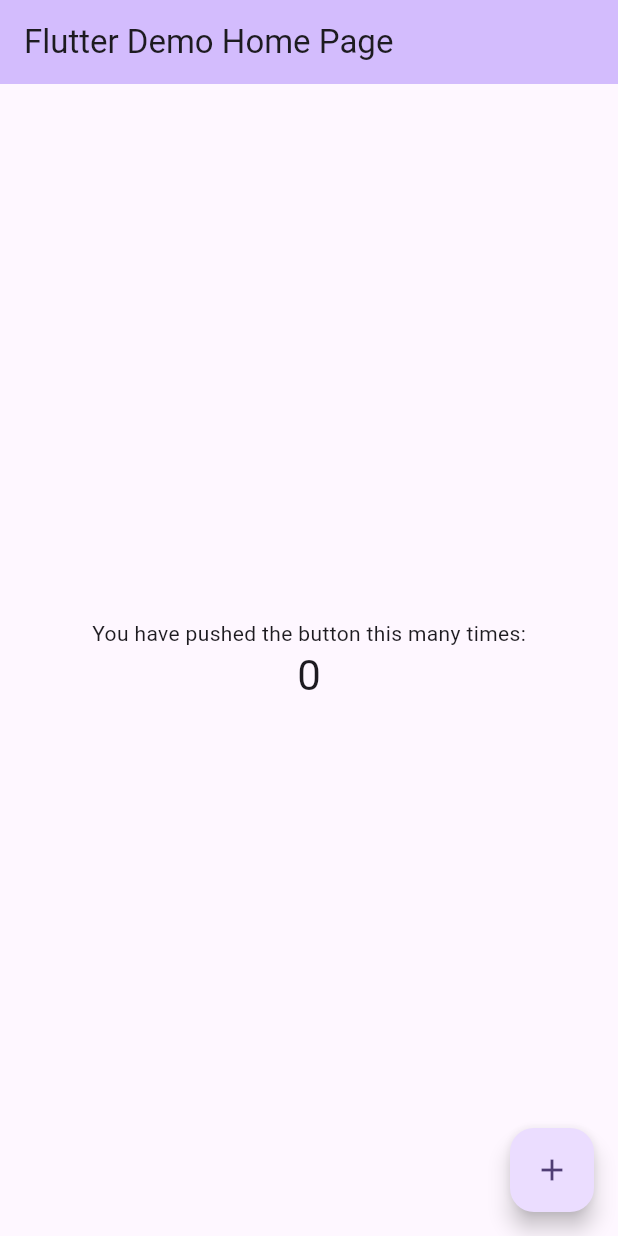
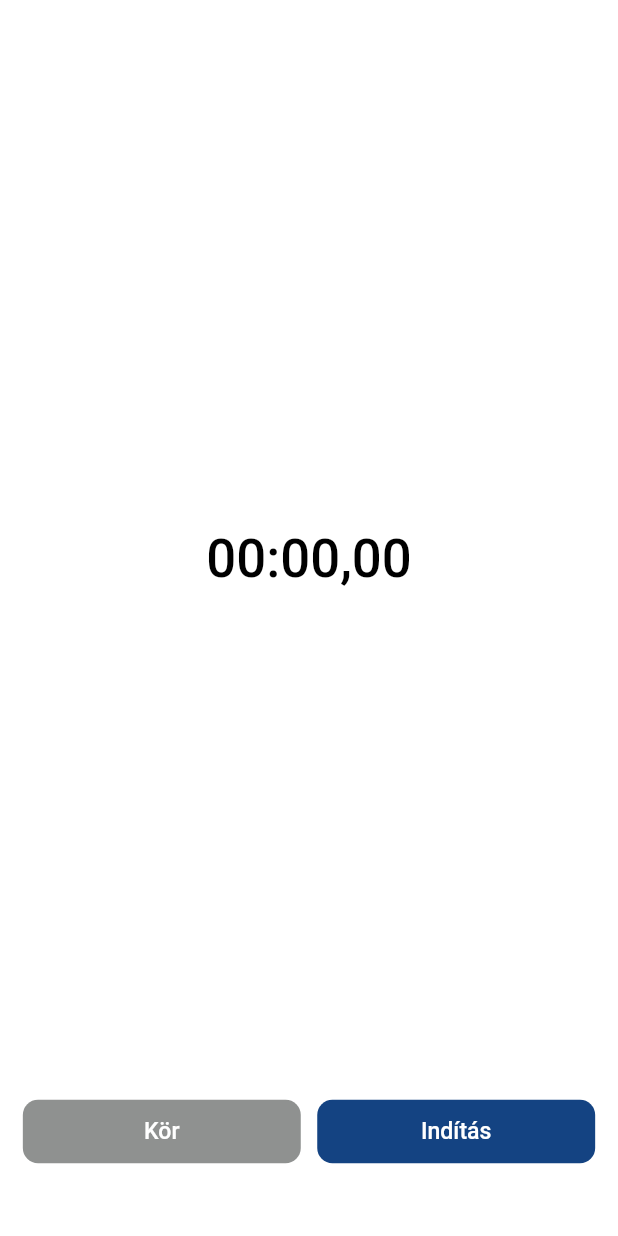
Before and after one commit to szunyogh/stopwatch, a Flutter app: the screen it shows after launch, on a phone screen of 412 x 824 dp. Run offline on Flutter 3.47's test engine with Material 3 defaults, Android fonts, the phone set to English and light mode, and no system bars; our stand-ins replace auto_route, flutter_riverpod, flutter_screenutil.

Commit message:
feat: refactor application structure and implement themes, routing, and error handling

```diff
--- /dev/null
+++ b/lib/application.dart
@@ -0,0 +1,31 @@
+import 'package:flutter/material.dart';
+import 'package:flutter_riverpod/flutter_riverpod.dart';
+import 'package:flutter_screenutil/flutter_screenutil.dart';
+import 'package:stopwatch/core/router.dart';
+import 'package:stopwatch/ui/theme/dark_theme.dart';
+import 'package:stopwatch/ui/theme/light_theme.dart';
+
+class Application extends ConsumerStatefulWidget {
+  const Application({super.key});
+  @override
+  ConsumerState<ConsumerStatefulWidget> createState() => _ApplicationState();
+}
+
+class _ApplicationState extends ConsumerState<Application> {
+  @override
+  Widget build(BuildContext context) {
+    return ScreenUtilInit(
+      designSize: const Size(375, 812),
+      builder: (context, _) {
+        return MaterialApp.router(
+          title: 'Próba Stopper',
+          theme: appLightTheme,
+          darkTheme: appDarkTheme,
+          debugShowCheckedModeBanner: false,
+          routerConfig: ref.read(appRouterProvider).config(),
+          builder: (context, child) => child ?? Container(),
+        );
+      },
+    );
+  }
+}
--- /dev/null
+++ b/lib/core/app_exception.dart
@@ -0,0 +1,10 @@
+class AppException implements Exception {
+  final String message;
+
+  AppException([this.message = 'System error']);
+
+  @override
+  String toString() {
+    return message;
+  }
+}
--- /dev/null
+++ b/lib/core/router.dart
@@ -0,0 +1,24 @@
+import 'package:auto_route/auto_route.dart';
+import 'package:flutter_riverpod/flutter_riverpod.dart';
+import 'package:stopwatch/core/router.gr.dart';
+
+final appRouterProvider = Provider((ref) => AppRouter(ref));
+
+@AutoRouterConfig(replaceInRouteName: 'Screen|Page,Route')
+class AppRouter extends RootStackRouter {
+  Ref ref;
+  AppRouter(this.ref);
+
+  @override
+  RouteType get defaultRouteType => const RouteType.cupertino();
+
+  @override
+  List<AutoRoute> get routes => [
+        AutoRoute(
+          type: const RouteType.adaptive(),
+          page: HomeRoute.page,
+          initial: true,
+          path: '/',
+        ),
+      ];
+}
--- a/lib/main.dart
+++ b/lib/main.dart
@@ -1,125 +1,9 @@
 import 'package:flutter/material.dart';
+import 'package:flutter_riverpod/flutter_riverpod.dart';
+import 'package:stopwatch/application.dart';
 
-void main() {
-  runApp(const MyApp());
+void main() async {
+  WidgetsFlutterBinding.ensureInitialized();
+
+  runApp(const ProviderScope(child: Application()));
 }
-
-class MyApp extends StatelessWidget {
-  const MyApp({super.key});
-
-  // This widget is the root of your application.
-  @override
-  Widget build(BuildContext context) {
-    return MaterialApp(
-      title: 'Flutter Demo',
-      theme: ThemeData(
-        // This is the theme of your application.
-        //
-        // TRY THIS: Try running your application with "flutter run". You'll see
-        // the application has a purple toolbar. Then, without quitting the app,
-        // try changing the seedColor in the colorScheme below to Colors.green
-        // and then invoke "hot reload" (save your changes or press the "hot
-        // reload" button in a Flutter-supported IDE, or press "r" if you used
-        // the command line to start the app).
-        //
-        // Notice that the counter didn't reset back to zero; the application
-        // state is not lost during the reload. To reset the state, use hot
-        // restart instead.
-        //
-        // This works for code too, not just values: Most code changes can be
-        // tested with just a hot reload.
-        colorScheme: ColorScheme.fromSeed(seedColor: Colors.deepPurple),
-        useMaterial3: true,
-      ),
-      home: const MyHomePage(title: 'Flutter Demo Home Page'),
-    );
-  }
-}
-
-class MyHomePage extends StatefulWidget {
-  const MyHomePage({super.key, required this.title});
-
-  // This widget is the home page of your application. It is stateful, meaning
-  // that it has a State object (defined below) that contains fields that affect
-  // how it looks.
-
-  // This class is the configuration for the state. It holds the values (in this
-  // case the title) provided by the parent (in this case the App widget) and
-  // used by the build method of the State. Fields in a Widget subclass are
-  // always marked "final".
-
-  final String title;
-
-  @override
-  State<MyHomePage> createState() => _MyHomePageState();
-}
-
-class _MyHomePageState extends State<MyHomePage> {
-  int _counter = 0;
-
-  void _incrementCounter() {
-    setState(() {
-      // This call to setState tells the Flutter framework that something has
-      // changed in this State, which causes it to rerun the build method below
-      // so that the display can reflect the updated values. If we changed
-      // _counter without calling setState(), then the build method would not be
-      // called again, and so nothing would appear to happen.
-      _counter++;
-    });
-  }
-
-  @override
-  Widget build(BuildContext context) {
-    // This method is rerun every time setState is called, for instance as done
-    // by the _incrementCounter method above.
-    //
-    // The Flutter framework has been optimized to make rerunning build methods
-    // fast, so that you can just rebuild anything that needs updating rather
-    // than having to individually change instances of widgets.
-    return Scaffold(
-      appBar: AppBar(
-        // TRY THIS: Try changing the color here to a specific color (to
-        // Colors.amber, perhaps?) and trigger a hot reload to see the AppBar
-        // change color while the other colors stay the same.
-        backgroundColor: Theme.of(context).colorScheme.inversePrimary,
-        // Here we take the value from the MyHomePage object that was created by
-        // the App.build method, and use it to set our appbar title.
-        title: Text(widget.title),
-      ),
-      body: Center(
-        // Center is a layout widget. It takes a single child and positions it
-        // in the middle of the parent.
-        child: Column(
-          // Column is also a layout widget. It takes a list of children and
-          // arranges them vertically. By default, it sizes itself to fit its
-          // children horizontally, and tries to be as tall as its parent.
-          //
-          // Column has various properties to control how it sizes itself and
-          // how it positions its children. Here we use mainAxisAlignment to
-          // center the children vertically; the main axis here is the vertical
-          // axis because Columns are vertical (the cross axis would be
-          // horizontal).
-          //
-          // TRY THIS: Invoke "debug painting" (choose the "Toggle Debug Paint"
-          // action in the IDE, or press "p" in the console), to see the
-          // wireframe for each widget.
-          mainAxisAlignment: MainAxisAlignment.center,
-          children: <Widget>[
-            const Text(
-              'You have pushed the button this many times:',
-            ),
-            Text(
-              '$_counter',
-              style: Theme.of(context).textTheme.headlineMedium,
-            ),
-          ],
-        ),
-      ),
-      floatingActionButton: FloatingActionButton(
-        onPressed: _incrementCounter,
-        tooltip: 'Increment',
-        child: const Icon(Icons.add),
-      ), // This trailing comma makes auto-formatting nicer for build methods.
-    );
-  }
-}
--- /dev/null
+++ b/lib/ui/page/home.dart
@@ -0,0 +1,49 @@
+import 'package:auto_route/auto_route.dart';
+import 'package:flutter/material.dart';
+import 'package:flutter_riverpod/flutter_riverpod.dart';
+import 'package:flutter_screenutil/flutter_screenutil.dart';
+
+@RoutePage()
+class HomePage extends ConsumerStatefulWidget {
+  const HomePage({super.key});
+  @override
+  ConsumerState<ConsumerStatefulWidget> createState() => _HomePageState();
+}
+
+class _HomePageState extends ConsumerState<HomePage> {
+  @override
+  Widget build(BuildContext context) {
+    return Scaffold(
+      body: Padding(
+        padding: const EdgeInsets.all(15.0).r,
+        child: Column(
+          children: [
+            Expanded(
+              child: Center(
+                child: Text('00:00,00', style: Theme.of(context).textTheme.headlineLarge),
+              ),
+            ),
+            Row(
+              children: [
+                Expanded(
+                  child: TextButton(
+                    onPressed: null,
+                    child: const Text('Kör'),
+                  ),
+                ),
+                SizedBox(width: 10.w),
+                Expanded(
+                  child: TextButton(
+                    onPressed: () {},
+                    child: const Text('Indítás'),
+                  ),
+                ),
+              ],
+            ),
+            SizedBox(height: 30.h),
+          ],
+        ),
+      ),
+    );
+  }
+}
--- /dev/null
+++ b/lib/ui/theme/color.dart
@@ -0,0 +1,27 @@
+import 'dart:ui';
+
+const Color primaryColor = Color(0xFF144382);
+const Color primaryColorDark = Color(0xFF0B0F0E);
+const Color primaryColorLight = Color(0xFFF6F6F6);
+const Color purpule = Color(0xFF402863);
+const Color green = Color(0xFF45B27C);
+const Color green2 = Color(0xFF38C793);
+const Color blue = Color(0xFF2F78EE);
+const Color blue1 = Color(0xFF009DAB);
+const Color blu2 = Color(0xFFA0AEC0);
+const Color blu3 = Color(0xFFCBD5E0);
+const Color blue4 = Color(0xFF144382);
+const Color blue5 = Color(0xFF101C2E);
+const Color white = Color(0xFFFFFFFF);
+const Color black = Color(0xFF000000);
+const Color black2 = Color(0xFF050606);
+const Color black3 = Color(0xFF0A0E0D);
+const Color black4 = Color(0xFF030303);
+const Color black400 = Color(0xFF3C3F3E);
+const Color grey = Color(0xFF999999);
+const Color grey2 = Color(0xFF8F9190);
+const Color red = Color(0xFFdb4437);
+const Color red2 = Color(0xFFDF1C41);
+const Color orange = Color(0xFFF17B2C);
+const Color pink2 = Color(0xFFFF2366);
+const Color pink = Color(0xFFe1026c);
--- /dev/null
+++ b/lib/ui/theme/dark_theme.dart
@@ -0,0 +1,148 @@
+import 'package:flutter/material.dart';
+import 'package:flutter_screenutil/flutter_screenutil.dart';
+import 'package:stopwatch/ui/theme/color.dart';
+
+final appDarkTheme = ThemeData(brightness: Brightness.dark).copyWith(
+  scaffoldBackgroundColor: primaryColorDark,
+  primaryColor: primaryColor,
+  primaryColorDark: primaryColorDark,
+  primaryColorLight: primaryColorLight,
+  colorScheme: ColorScheme.dark(
+    primary: white.withOpacity(.5),
+    primaryContainer: primaryColorLight,
+    secondary: green,
+    secondaryContainer: green2,
+    surface: primaryColorDark,
+    background: primaryColorDark,
+    error: red,
+  ),
+  textTheme: TextTheme(
+    bodyLarge: TextStyle(color: white, fontSize: 16.sp, fontWeight: FontWeight.w500),
+    bodyMedium: TextStyle(color: white, fontSize: 16.sp, fontWeight: FontWeight.w500),
+    bodySmall: TextStyle(color: white, fontSize: 12.sp, fontWeight: FontWeight.w400),
+    headlineLarge: TextStyle(color: white, fontSize: 32.sp, fontWeight: FontWeight.w500),
+    headlineSmall: TextStyle(color: white, fontSize: 18.sp, fontWeight: FontWeight.w700),
+    headlineMedium: TextStyle(color: white, fontSize: 24.sp, fontWeight: FontWeight.w500),
+  ),
+  textButtonTheme: TextButtonThemeData(
+    style: ButtonStyle(
+      foregroundColor: WidgetStateProperty.all(white),
+      backgroundColor: WidgetStateProperty.resolveWith((states) {
+        if (states.contains(WidgetState.disabled)) {
+          return grey;
+        }
+        return primaryColor;
+      }),
+      shape: WidgetStateProperty.all(
+        RoundedRectangleBorder(borderRadius: BorderRadius.circular(10).r),
+      ),
+      iconColor: WidgetStatePropertyAll(white),
+      padding: WidgetStateProperty.all(
+        const EdgeInsets.symmetric(vertical: 12, horizontal: 24).r,
+      ),
+      textStyle: WidgetStateProperty.all(
+        TextStyle(fontSize: 14.sp, fontWeight: FontWeight.w500),
+      ),
+    ),
+  ),
+  outlinedButtonTheme: OutlinedButtonThemeData(
+    style: ButtonStyle(
+      foregroundColor: WidgetStateProperty.all(white),
+      padding: WidgetStateProperty.all(const EdgeInsets.symmetric(vertical: 15, horizontal: 24).r),
+      textStyle: WidgetStateProperty.all(TextStyle(fontSize: 14.sp, fontWeight: FontWeight.w500)),
+    ),
+  ),
+  iconTheme: IconThemeData(color: primaryColorLight),
+  iconButtonTheme: IconButtonThemeData(
+    style: ButtonStyle(
+      foregroundColor: WidgetStateProperty.all(white),
+      maximumSize: WidgetStateProperty.all(Size(54.w, 54.w)),
+      padding: WidgetStateProperty.all(const EdgeInsets.all(16).r),
+      shape: WidgetStateProperty.all(RoundedRectangleBorder(borderRadius: BorderRadius.circular(50).r)),
+    ),
+  ),
+  dividerTheme: DividerThemeData(color: white.withOpacity(.2)),
+  drawerTheme: DrawerThemeData(
+    backgroundColor: Colors.transparent,
+    elevation: 0,
+    shape: Border(right: BorderSide(color: white.withOpacity(0.1))),
+  ),
+  canvasColor: grey,
+  popupMenuTheme: PopupMenuThemeData(
+    elevation: 3,
+    shadowColor: grey.withOpacity(.2),
+  ),
+  checkboxTheme: CheckboxThemeData(
+    checkColor: WidgetStateProperty.all(blu3),
+    shape: RoundedRectangleBorder(borderRadius: BorderRadius.circular(5).r),
+    side: const BorderSide(color: blu3),
+  ),
+  inputDecorationTheme: InputDecorationTheme(
+    isDense: true,
+    hoverColor: Colors.transparent,
+    focusColor: Colors.transparent,
+    contentPadding: const EdgeInsets.symmetric(horizontal: 20, vertical: 16).r,
+    hintStyle: TextStyle(fontSize: 14.sp, fontWeight: FontWeight.w400, color: blu2),
+    floatingLabelStyle: TextStyle(fontSize: 14.sp, fontWeight: FontWeight.w400, color: blu2),
+    labelStyle: TextStyle(fontSize: 14.sp, fontWeight: FontWeight.w400, color: blu2),
+    border: OutlineInputBorder(
+      borderRadius: BorderRadius.circular(30).r,
+      borderSide: const BorderSide(color: black400),
+    ),
+    enabledBorder: OutlineInputBorder(
+      borderRadius: BorderRadius.circular(30).r,
+      borderSide: const BorderSide(color: black400),
+    ),
+    focusedBorder: OutlineInputBorder(
+      borderRadius: BorderRadius.circular(30).r,
+      borderSide: const BorderSide(color: black400),
+    ),
+    disabledBorder: OutlineInputBorder(
+      borderRadius: BorderRadius.circular(30).r,
+      borderSide: const BorderSide(color: black400),
+    ),
+  ),
+  datePickerTheme: DatePickerThemeData(
+    backgroundColor: blue5,
+    dayStyle: TextStyle(color: white, fontSize: 11.sp, fontWeight: FontWeight.w500),
+    headerBackgroundColor: blue5,
+    headerForegroundColor: white,
+    yearStyle: TextStyle(color: white, fontSize: 15.sp, fontWeight: FontWeight.w500),
+    headerHeadlineStyle: TextStyle(color: white, fontSize: 16.sp, fontWeight: FontWeight.w500),
+    rangePickerHeaderHeadlineStyle: TextStyle(color: white, fontSize: 5.sp, fontWeight: FontWeight.w500),
+    weekdayStyle: TextStyle(color: white, fontSize: 14.sp, fontWeight: FontWeight.w500),
+    surfaceTintColor: white.withOpacity(.2),
+    dayOverlayColor: WidgetStatePropertyAll(white.withOpacity(.1)),
+    todayBackgroundColor: WidgetStatePropertyAll(white.withOpacity(.1)),
+    todayBorder: BorderSide.none,
+    todayForegroundColor: WidgetStatePropertyAll(white),
+    confirmButtonStyle: ButtonStyle(
+      foregroundColor: WidgetStateProperty.all(white),
+      padding: WidgetStateProperty.all(const EdgeInsets.symmetric(vertical: 15, horizontal: 24).r),
+      textStyle: WidgetStateProperty.all(TextStyle(fontSize: 14.sp, fontWeight: FontWeight.w500)),
+      backgroundColor: WidgetStateProperty.all(Colors.transparent),
+    ),
+    cancelButtonStyle: ButtonStyle(
+      foregroundColor: WidgetStateProperty.all(white),
+      padding: WidgetStateProperty.all(const EdgeInsets.symmetric(vertical: 15, horizontal: 24).r),
+      textStyle: WidgetStateProperty.all(TextStyle(fontSize: 14.sp, fontWeight: FontWeight.w500)),
+      backgroundColor: WidgetStateProperty.all(Colors.transparent),
+    ),
+  ),
+  dialogTheme: DialogThemeData(
+    backgroundColor: primaryColorDark,
+    elevation: 3,
+    insetPadding: EdgeInsets.zero,
+    actionsPadding: EdgeInsets.fromLTRB(15, 10, 15, 20).r,
+    shape: RoundedRectangleBorder(borderRadius: BorderRadius.circular(14).r, side: BorderSide.none),
+  ),
+  sliderTheme: SliderThemeData(
+    activeTrackColor: white,
+    inactiveTrackColor: white.withOpacity(.2),
+    thumbColor: white,
+    trackHeight: 4.h,
+    trackShape: const RoundedRectSliderTrackShape(),
+    overlayColor: white.withOpacity(.2),
+    valueIndicatorColor: white.withOpacity(.2),
+  ),
+);
--- /dev/null
+++ b/lib/ui/theme/light_theme.dart
@@ -0,0 +1,144 @@
+import 'package:flutter/material.dart';
+import 'package:flutter_screenutil/flutter_screenutil.dart';
+import 'package:stopwatch/ui/theme/color.dart';
+
+final appLightTheme = ThemeData(brightness: Brightness.light).copyWith(
+  scaffoldBackgroundColor: white,
+  primaryColor: primaryColor,
+  primaryColorDark: primaryColorDark,
+  primaryColorLight: primaryColorLight,
+  colorScheme: const ColorScheme.light(
+    primary: primaryColor,
+    primaryContainer: primaryColorLight,
+    secondary: green,
+    secondaryContainer: green2,
+    surface: white,
+    background: white,
+    error: red,
+  ),
+  textTheme: TextTheme(
+    bodyLarge: TextStyle(color: black3, fontSize: 16.sp, fontWeight: FontWeight.w500),
+    bodyMedium: TextStyle(color: black3, fontSize: 16.sp, fontWeight: FontWeight.w500),
+    bodySmall: TextStyle(color: black400, fontSize: 12.sp, fontWeight: FontWeight.w400),
+    headlineLarge: TextStyle(color: black, fontSize: 32.sp, fontWeight: FontWeight.w500),
+    headlineMedium: TextStyle(color: black, fontSize: 24.sp, fontWeight: FontWeight.w500),
+    headlineSmall: TextStyle(color: black, fontSize: 18.sp, fontWeight: FontWeight.w700),
+  ),
+  textButtonTheme: TextButtonThemeData(
+    style: ButtonStyle(
+      foregroundColor: WidgetStateProperty.all(white),
+      backgroundColor: WidgetStateProperty.resolveWith((states) {
+        if (states.contains(WidgetState.disabled)) {
+          return grey2;
+        }
+        return primaryColor;
+      }),
+      shape: WidgetStateProperty.all(
+        RoundedRectangleBorder(borderRadius: BorderRadius.circular(10).r),
+      ),
+      iconColor: WidgetStatePropertyAll(white),
+      padding: WidgetStateProperty.all(
+        const EdgeInsets.symmetric(vertical: 12, horizontal: 24).r,
+      ),
+      textStyle: WidgetStateProperty.all(
+        TextStyle(fontSize: 14.sp, fontWeight: FontWeight.w500),
+      ),
+    ),
+  ),
+  outlinedButtonTheme: OutlinedButtonThemeData(
+    style: ButtonStyle(
+      foregroundColor: WidgetStateProperty.all(primaryColor),
+      side: WidgetStateProperty.all(const BorderSide(color: primaryColor)),
+      padding: WidgetStateProperty.all(
+        const EdgeInsets.symmetric(vertical: 15, horizontal: 24).r,
+      ),
+      textStyle: WidgetStateProperty.all(
+        TextStyle(fontSize: 14.sp, fontWeight: FontWeight.w500),
+      ),
+    ),
+  ),
+  iconTheme: const IconThemeData(color: primaryColor),
+  iconButtonTheme: IconButtonThemeData(
+    style: ButtonStyle(
+      foregroundColor: WidgetStateProperty.all(primaryColor),
+      maximumSize: WidgetStateProperty.all(Size(54.w, 54.w)),
+      padding: WidgetStateProperty.all(const EdgeInsets.all(16).r),
+      shape: WidgetStateProperty.all(
+        RoundedRectangleBorder(borderRadius: BorderRadius.circular(50).r),
+      ),
+    ),
+  ),
+  dividerTheme: DividerThemeData(color: black.withOpacity(.1)),
+  drawerTheme: DrawerThemeData(
+    backgroundColor: white,
+    elevation: 0,
+    shape: Border(right: BorderSide(color: black.withOpacity(0.1))),
+  ),
+  canvasColor: primaryColorLight,
+  popupMenuTheme: PopupMenuThemeData(
+    elevation: 3,
+    shadowColor: black.withOpacity(.15),
+    color: white,
+  ),
+  checkboxTheme: CheckboxThemeData(
+    checkColor: WidgetStateProperty.all(white),
+    fillColor: WidgetStateProperty.all(primaryColor),
+    shape: RoundedRectangleBorder(borderRadius: BorderRadius.circular(5).r),
+    side: const BorderSide(color: primaryColor),
+  ),
+  inputDecorationTheme: InputDecorationTheme(
+    isDense: true,
+    hoverColor: Colors.transparent,
+    focusColor: Colors.transparent,
+    contentPadding: const EdgeInsets.symmetric(horizontal: 20, vertical: 16).r,
+    hintStyle: TextStyle(
+      fontSize: 14.sp,
+      fontWeight: FontWeight.w400,
+      color: grey,
+    ),
+    floatingLabelStyle: TextStyle(
+      fontSize: 14.sp,
+      fontWeight: FontWeight.w400,
+      color: primaryColor,
+    ),
+    labelStyle: TextStyle(
+      fontSize: 14.sp,
+      fontWeight: FontWeight.w400,
+      color: grey,
+    ),
+    border: OutlineInputBorder(
+      borderRadius: BorderRadius.circular(30).r,
+      borderSide: const BorderSide(color: grey2),
+    ),
+    enabledBorder: OutlineInputBorder(
+      borderRadius: BorderRadius.circular(30).r,
+      borderSide: const BorderSide(color: grey2),
+    ),
+    focusedBorder: OutlineInputBorder(
+      borderRadius: BorderRadius.circular(30).r,
+      borderSide: const BorderSide(color: primaryColor),
+    ),
+    disabledBorder: OutlineInputBorder(
+      borderRadius: BorderRadius.circular(30).r,
+      borderSide: const BorderSide(color: grey2),
+    ),
+  ),
+  dialogTheme: DialogThemeData(
+    backgroundColor: white,
+    elevation: 3,
+    insetPadding: EdgeInsets.zero,
+    actionsPadding: EdgeInsets.fromLTRB(15, 10, 15, 20).r,
+    shape: RoundedRectangleBorder(
+      borderRadius: BorderRadius.circular(14).r,
+    ),
+  ),
+  sliderTheme: SliderThemeData(
+    activeTrackColor: primaryColor,
+    inactiveTrackColor: primaryColor.withOpacity(.2),
+    thumbColor: primaryColor,
+    trackHeight: 4.h,
+    trackShape: const RoundedRectSliderTrackShape(),
+    overlayColor: primaryColor.withOpacity(.15),
+    valueIndicatorColor: primaryColor.withOpacity(.2),
+  ),
+);
```
Also changed, not shown: lib/core/router.gr.dart (added), 1 other file.
